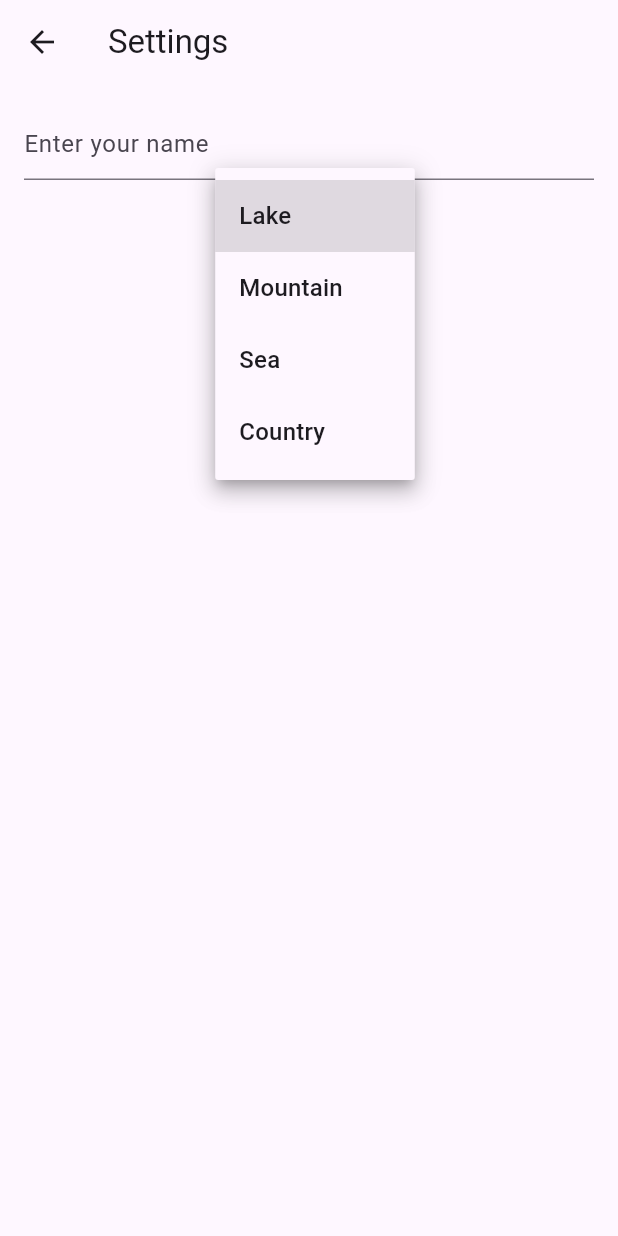
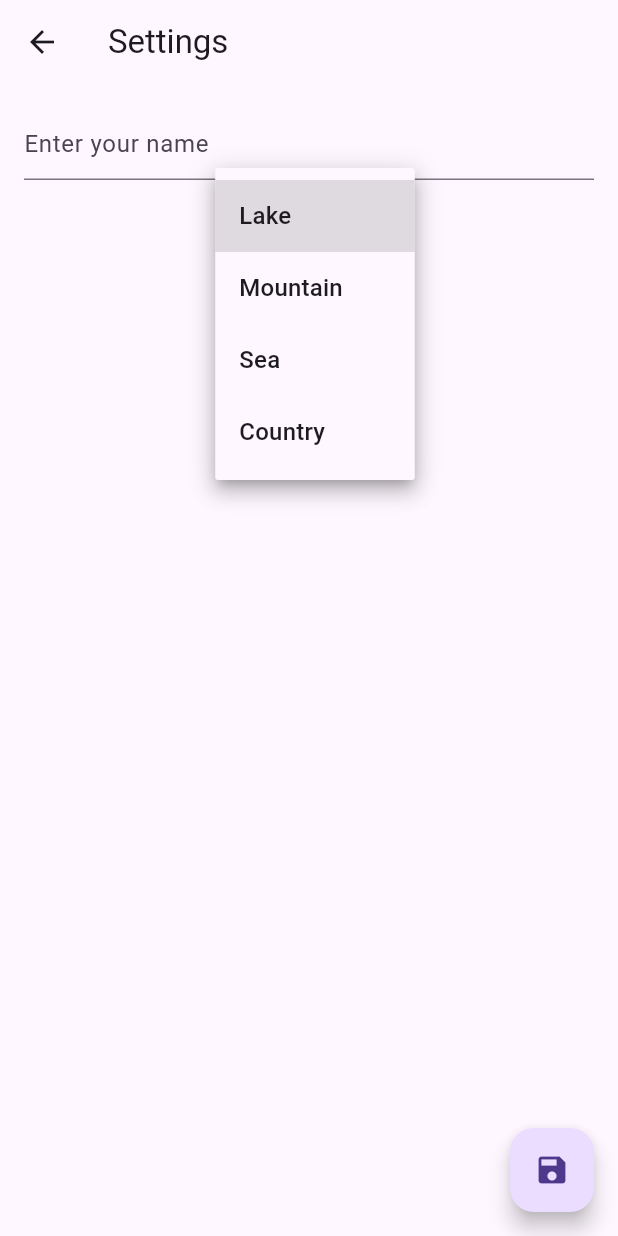
Before and after one commit to ZackTFlowers/pluralsightApp, a Flutter app: the SettingsScreen screen opened directly, after a tap on "Lake", on a phone screen of 412 x 824 dp. Run offline on Flutter 3.47's test engine with Material 3 defaults, Android fonts, the phone set to English and light mode, and no system bars; our stand-ins replace shared_preferences; accounts and stored records are empty.

Commit message:
preferences saving

```diff
--- a/lib/screens/settings_screen.dart
+++ b/lib/screens/settings_screen.dart
@@ -1,4 +1,5 @@
 import 'package:flutter/material.dart';
+import 'package:mindful_app2/data/sp_helper.dart';
 
 class SettingsScreen extends StatefulWidget {
   const SettingsScreen({super.key});
@@ -11,6 +12,12 @@ class _SettingsScreenState extends State<SettingsScreen> {
   final TextEditingController txtName = TextEditingController();
   final List<String> _images = ['Lake', 'Mountain', 'Sea', 'Country'];
   String _selectedImage = 'Lake';
+
+  @override
+  void initState() {
+    super.initState();
+    getSettings();
+  }
 
   @override
   Widget build(BuildContext context) {
@@ -38,6 +45,29 @@ class _SettingsScreenState extends State<SettingsScreen> {
           ],
         ),
       ),
+      floatingActionButton: FloatingActionButton(
+        onPressed: () {
+          saveSettings();
+        },
+        child: const Icon(Icons.save)
+        ),
     );
   }
+
+  Future saveSettings() async {
+    final SPHelper helper = SPHelper();
+    await helper.set_settings(txtName.text, _selectedImage);
+  }
+
+  Future<void> getSettings() async {
+    final SPHelper helper = SPHelper();
+    Map<String, String> settings = await helper.getSettings();
+    _selectedImage = settings['image'] ?? 'Lake';
+    txtName.text = settings['name'] ?? '';
+    setState(() {
+
+      }
+    );
+
+  }
 }
```
